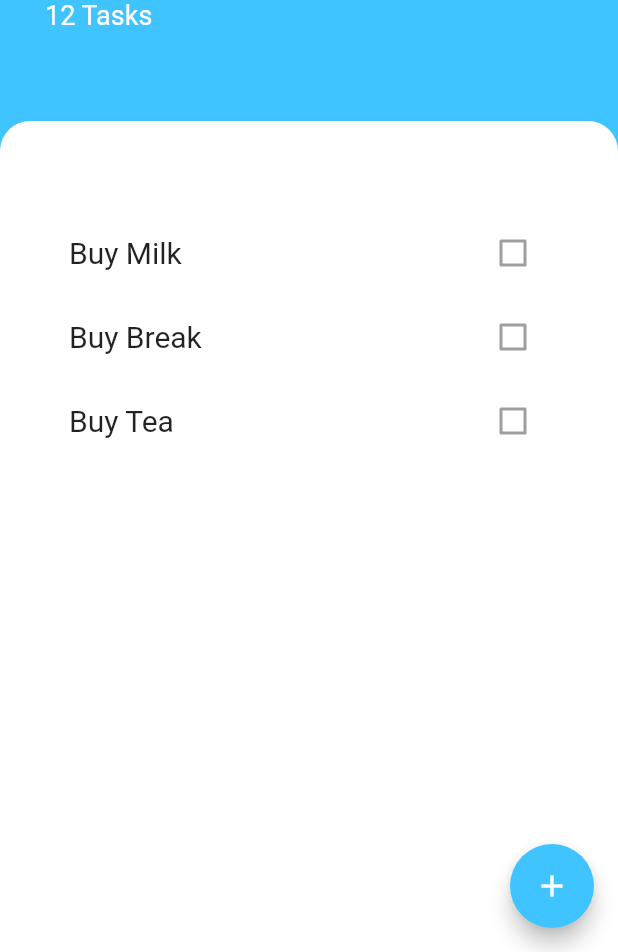
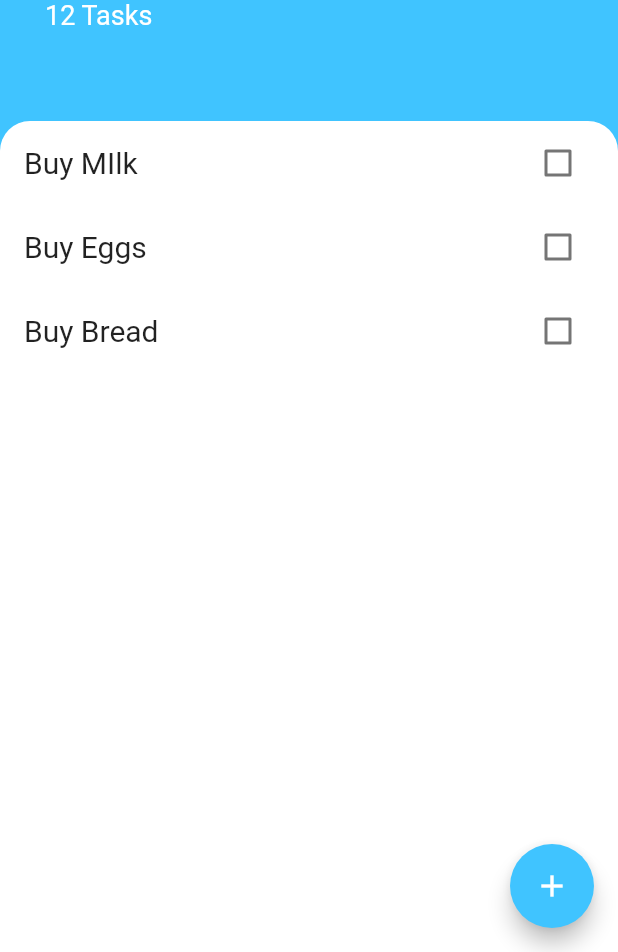
Before and after one commit to Akash701/ToDo, a Flutter app: the screen it shows after launch, on a phone screen of 412 x 824 dp, the part 284-1236 px from its top. Run offline on Flutter 3.47's test engine with Material 2 defaults, Android fonts, the phone set to English and light mode, and no system bars.

Commit message:
List Builder initialized

```diff
--- /dev/null
+++ b/lib/Model/Task.dart
@@ -0,0 +1,9 @@
+class Task {
+  final String name;
+  bool isDone;
+  Task({this.name, this.isDone = false});
+
+  void Toggle() {
+    isDone = !isDone;
+  }
+}
--- a/lib/Widgets/TaskList.dart
+++ b/lib/Widgets/TaskList.dart
@@ -1,16 +1,31 @@
 import 'package:flutter/material.dart';
 import 'package:todo_app/Widgets/TaskTile.dart';
+import 'package:todo_app/Model/Task.dart';
 
-class Tasklist extends StatelessWidget {
+class Tasklist extends StatefulWidget {
+  @override
+  _TasklistState createState() => _TasklistState();
+}
+
+class _TasklistState extends State<Tasklist> {
+  List<Task> task = [
+    Task(name: 'Buy MIlk'),
+    Task(name: 'Buy Eggs'),
+    Task(name: 'Buy Bread')
+  ];
+
   @override
   Widget build(BuildContext context) {
-    return ListView(
-      padding: EdgeInsets.only(top: 60, left: 30, right: 30, bottom: 30),
-      children: [
-        Tasktile('Buy Milk'),
-        Tasktile('Buy Break'),
-        Tasktile('Buy Tea'),
-      ],
+    return ListView.builder(
+      itemBuilder: (context, index) => Tasktile(
+          listname: task[index].name,
+          ischeked: task[index].isDone,
+          checkBox: (checkBoxSate) {
+            setState(() {
+              task[index].Toggle();
+            });
+          }),
+      itemCount: task.length,
     );
   }
 }
--- a/lib/Widgets/TaskTile.dart
+++ b/lib/Widgets/TaskTile.dart
@@ -1,18 +1,25 @@
 import 'package:flutter/material.dart';
 
 class Tasktile extends StatelessWidget {
-  Tasktile(this.listname);
+  Tasktile({this.listname, this.ischeked, this.checkBox});
   final String listname;
+  final bool ischeked;
+  final Function checkBox;
   @override
   Widget build(BuildContext context) {
     return ListTile(
       title: Text(
         listname,
         style: TextStyle(
+          decoration: ischeked ? TextDecoration.lineThrough : null,
           fontSize: 20,
         ),
       ),
-      trailing: Checkbox(value: false),
+      trailing: Checkbox(
+        onChanged: checkBox,
+        activeColor: Colors.lightBlueAccent,
+        value: ischeked,
+      ),
     );
   }
 }
```
